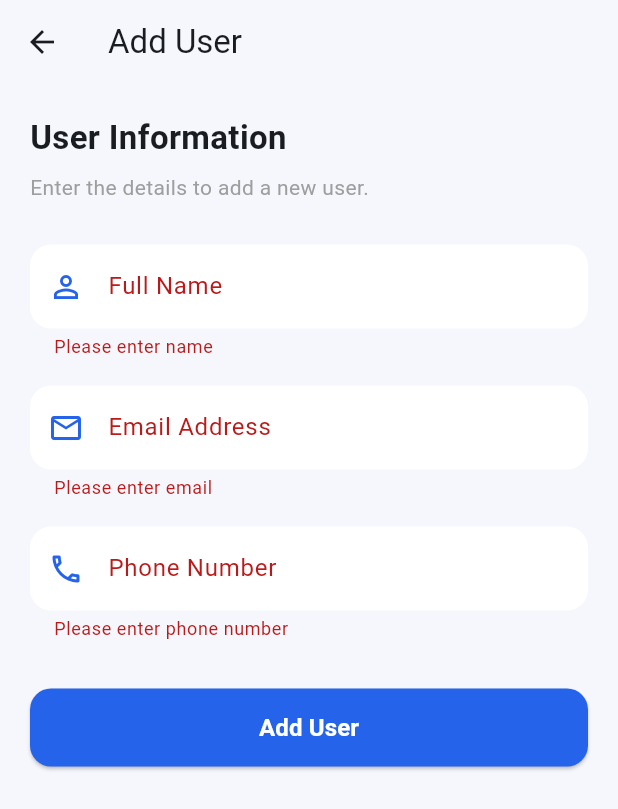
After one commit to sreekumarchilakapathi-ui/user-management-flutter-app, a Flutter app: the AddUserScreen screen opened directly, after a tap on "Add User", on a phone screen of 412 x 824 dp. The commit adds this screen. Shown: the top 809 px of the screen. Run offline on Flutter 3.47's test engine with Material 3 defaults, Android fonts, the phone set to English and light mode, and no system bars; our stand-ins replace dio, flutter_bloc; network calls fail.

Commit message:
added add user

```diff
--- a/lib/features/user_list/bloc/user_list_bloc.dart
+++ b/lib/features/user_list/bloc/user_list_bloc.dart
@@ -10,12 +10,13 @@ class UserListBloc extends Bloc<UserListEvent, UserListState> {
   final UserRepository userRepository;
 
   UserListBloc(this.userRepository) : super(UserListState(status: UserListStatus.data)) {
-    on<FetchUsersEvent>(_fetchUsers);
-    on<SearchUsersEvent>(_searchUsers);
+    on<FetchUsersEvent>(fetchUsers);
+    on<SearchUsersEvent>(searchUsers);
+    on<AddUserEvent>(addUser);
   }
 
 
-  Future<void> _fetchUsers(FetchUsersEvent event, Emitter<UserListState> emit) async {
+  Future<void> fetchUsers(FetchUsersEvent event,emit) async {
     emit(state.copyWith(status: UserListStatus.loading));
     try {
       final List<UserListModel> users =  await userRepository.getUsers();
@@ -37,10 +38,7 @@ class UserListBloc extends Bloc<UserListEvent, UserListState> {
     }
   }
 
-  Future<void> _searchUsers(
-      SearchUsersEvent event,
-      Emitter<UserListState> emit,
-      ) async {
+  Future<void> searchUsers(SearchUsersEvent event, emit) async {
     final query = event.query.toLowerCase().trim();
 
     final filteredUsers = (state.users ?? []).where((user) {
@@ -56,4 +54,24 @@ class UserListBloc extends Bloc<UserListEvent, UserListState> {
       ),
     );
   }
+
+  Future<void> addUser(AddUserEvent event, emit)async{
+    emit(state.copyWith(status: UserListStatus.loading));
+
+    try{
+      final newUser = await userRepository.addUser(event.user);
+      final updatedUsers = [
+        newUser,
+        ...?state.users
+      ];
+      emit(state.copyWith(status: UserListStatus.addSuccess,
+      users: updatedUsers,
+        filteredUsers: updatedUsers
+      ));
+    }
+    catch(e){
+
+      emit(state.copyWith(status: UserListStatus.failure,errorMessage: e.toString()));
+    }
+  }
 }
--- a/lib/features/user_list/bloc/user_list_event.dart
+++ b/lib/features/user_list/bloc/user_list_event.dart
@@ -1,3 +1,5 @@
+
+import 'package:user_management_app/features/user_list/data/models/user_list_model.dart';
 
 abstract class UserListEvent {}
 
@@ -8,3 +10,11 @@ class SearchUsersEvent extends UserListEvent {
 
   SearchUsersEvent({required this.query});
 }
+
+class AddUserEvent extends UserListEvent{
+  final UserListModel user;
+
+  AddUserEvent({
+    required this.user
+});
+}
--- a/lib/features/user_list/bloc/user_list_state.dart
+++ b/lib/features/user_list/bloc/user_list_state.dart
@@ -1,17 +1,20 @@
+
+import 'package:user_management_app/features/user_list/data/models/user_list_model.dart';
 
 enum UserListStatus {
   success,
   failure,
   loading,
   data,
+  addSuccess,
 }
 
 class UserListState {
-  List<dynamic>? users;
-  List<dynamic>? filteredUsers;
-  String? searchQuery;
-  UserListStatus? status;
-  String? errorMessage;
+  final List<UserListModel>? users;
+  final List<UserListModel>? filteredUsers;
+  final String? searchQuery;
+  final UserListStatus? status;
+  final String? errorMessage;
 
   UserListState({
     this.users,
@@ -22,8 +25,8 @@ class UserListState {
   });
 
   UserListState copyWith({
-    List<dynamic>? users,
-    List<dynamic>? filteredUsers,
+    List<UserListModel>? users,
+    List<UserListModel>? filteredUsers,
     String? searchQuery,
     String? errorMessage,
     required UserListStatus? status,
--- a/lib/features/user_list/data/models/user_list_model.dart
+++ b/lib/features/user_list/data/models/user_list_model.dart
@@ -35,4 +35,13 @@ class UserListModel {
         zipcode: address['zipcode']??''
     );
   }
+
+  Map<String, dynamic> toJson() {
+    return {
+      'name': name,
+      'email': email,
+      'phone': phone,
+    };
+  }
+
 }
--- a/lib/features/user_list/data/repository/user_list_repository.dart
+++ b/lib/features/user_list/data/repository/user_list_repository.dart
@@ -11,4 +11,7 @@ class UserRepository {
   Future<List<UserListModel>> getUsers() async {
     return await userApiService.fetchUsers();
   }
+  Future<UserListModel> addUser(UserListModel user) async {
+    return await userApiService.addUser(user);
+  }
 }
--- a/lib/features/user_list/data/services/user_list_services.dart
+++ b/lib/features/user_list/data/services/user_list_services.dart
@@ -1,3 +1,63 @@
+//
+// import 'package:dio/dio.dart';
+// import 'package:user_management_app/features/user_list/data/models/user_list_model.dart';
+//
+// import '../../../../../core/api/api_client.dart';
+//
+// class UserApiService {
+//   final ApiClient apiClient;
+//
+//   UserApiService(this.apiClient);
+//
+//   Future<List<UserListModel>> fetchUsers() async {
+//     try {
+//       final response = await apiClient.dio.get('/users');
+//
+//       if (response.statusCode == 200) {
+//         if (response.data is! List) {
+//           throw Exception('Invalid response format');
+//         }
+//
+//           final List<dynamic> data = response.data;
+//
+//         return data
+//             .map((json) => UserListModel.fromJson(json))
+//             .toList();
+//       } else {
+//         throw Exception('Failed to load users');
+//       }
+//     } on DioException catch (e) {
+//       switch (e.type) {
+//         case DioExceptionType.connectionTimeout:
+//         case DioExceptionType.sendTimeout:
+//         case DioExceptionType.receiveTimeout:
+//           throw Exception('Connection timed out. Please try again.');
+//
+//         case DioExceptionType.connectionError:
+//           throw Exception('No internet connection. Please check your network.');
+//
+//         case DioExceptionType.badResponse:
+//           final statusCode = e.response?.statusCode;
+//
+//           throw Exception(
+//             'Server error: ${statusCode ?? 'Unknown status code'}',
+//           );
+//
+//         case DioExceptionType.cancel:
+//           throw Exception('Request was cancelled.');
+//
+//         default:
+//           throw Exception(
+//             e.message ?? 'Something went wrong. Please try again.',
+//           );
+//       }
+//     } catch (e) {
+//       rethrow;
+//     }
+//   }
+// }
+
+
 
 import 'package:dio/dio.dart';
 import 'package:user_management_app/features/user_list/data/models/user_list_model.dart';
@@ -27,6 +87,28 @@ class UserApiService {
         throw Exception('Failed to load users');
       }
     } on DioException catch (e) {
+      _handleDioException(e);
+    }
+  }
+
+  Future<UserListModel> addUser(UserListModel user) async {
+    try {
+      final response = await apiClient.dio.post(
+        '/users',
+        data: user.toJson(),
+      );
+
+      if (response.statusCode == 201) {
+        return UserListModel.fromJson(response.data);
+      }
+
+      throw Exception('Failed to add user');
+    } on DioException catch (e) {
+      _handleDioException(e);
+    }
+  }
+
+  Never _handleDioException(DioException e) {
     switch (e.type) {
       case DioExceptionType.connectionTimeout:
       case DioExceptionType.sendTimeout:
@@ -38,10 +120,7 @@ class UserApiService {
 
       case DioExceptionType.badResponse:
         final statusCode = e.response?.statusCode;
-
-          throw Exception(
-            'Server error: ${statusCode ?? 'Unknown status code'}',
-          );
+        throw Exception('Server error: ${statusCode ?? 'Unknown status code'}');
 
       case DioExceptionType.cancel:
         throw Exception('Request was cancelled.');
@@ -51,8 +130,5 @@ class UserApiService {
           e.message ?? 'Something went wrong. Please try again.',
         );
     }
-    } catch (e) {
-      rethrow;
   }
 }
-}
--- /dev/null
+++ b/lib/features/user_list/screen/add_user_screen.dart
@@ -0,0 +1,211 @@
+
+import 'package:flutter/material.dart';
+import 'package:flutter/services.dart';
+import 'package:flutter_bloc/flutter_bloc.dart';
+
+import '../bloc/user_list_bloc.dart';
+import '../bloc/user_list_event.dart';
+
+import '../data/models/user_list_model.dart';
+
+class AddUserScreen extends StatefulWidget {
+  const AddUserScreen({super.key});
+
+  @override
+  State<AddUserScreen> createState() => _AddUserScreenState();
+}
+
+class _AddUserScreenState extends State<AddUserScreen> {
+  final _formKey = GlobalKey<FormState>();
+
+  final _nameController = TextEditingController();
+  final _emailController = TextEditingController();
+  final _phoneController = TextEditingController();
+
+  static const Color primaryColor = Color(0xFF2563EB);
+
+  @override
+  void dispose() {
+    _nameController.dispose();
+    _emailController.dispose();
+    _phoneController.dispose();
+    super.dispose();
+  }
+
+  void _addUser() {
+    if (!_formKey.currentState!.validate()) {
+      return;
+    }
+
+    final user = UserListModel(
+      id: 0,
+      name: _nameController.text.trim(),
+      email: _emailController.text.trim(),
+      phone: _phoneController.text.trim(),
+      website: '',
+      street: '',
+      suite: '',
+      city: '',
+      zipcode: '',
+    );
+
+    context.read<UserListBloc>().add(
+      AddUserEvent(user: user),
+    );
+  }
+
+  @override
+  Widget build(BuildContext context) {
+    return Scaffold(
+      backgroundColor: const Color(0xFFF5F7FC),
+      appBar: AppBar(
+        title: const Text('Add User'),
+        backgroundColor: const Color(0xFFF5F7FC),
+      ),
+      body: SingleChildScrollView(
+        padding: const EdgeInsets.all(20),
+        child: Form(
+          key: _formKey,
+          child: Column(
+            crossAxisAlignment: CrossAxisAlignment.start,
+            children: [
+              const Text(
+                'User Information',
+                style: TextStyle(
+                  fontSize: 22,
+                  fontWeight: FontWeight.bold,
+                ),
+              ),
+              const SizedBox(height: 8),
+              const Text(
+                'Enter the details to add a new user.',
+                style: TextStyle(color: Colors.grey),
+              ),
+              const SizedBox(height: 28),
+
+              _buildField(
+                controller: _nameController,
+                label: 'Full Name',
+                icon: Icons.person_outline,
+                validator: (value) {
+                  if (value == null || value.trim().isEmpty) {
+                    return 'Please enter name';
+                  }
+                  return null;
+                },
+              ),
+
+              const SizedBox(height: 18),
+
+              _buildField(
+                controller: _emailController,
+                label: 'Email Address',
+                icon: Icons.email_outlined,
+                keyboardType: TextInputType.emailAddress,
+                validator: (value) {
+                  if (value == null || value.trim().isEmpty) {
+                    return 'Please enter email';
+                  }
+
+                  final emailRegex =
+                  RegExp(r'^[\w.+-]+@[\w-]+\.[\w.-]+$');
+
+                  if (!emailRegex.hasMatch(value.trim())) {
+                    return 'Please enter a valid email';
+                  }
+
+                  return null;
+                },
+              ),
+
+              const SizedBox(height: 18),
+
+              _buildField(
+                controller: _phoneController,
+                label: 'Phone Number',
+                icon: Icons.phone_outlined,
+                keyboardType: TextInputType.number,
+                inputFormatters: [
+                  FilteringTextInputFormatter.digitsOnly,
+                  LengthLimitingTextInputFormatter(10),
+                ],
+                validator: (value) {
+                  if (value == null || value.trim().isEmpty) {
+                    return 'Please enter phone number';
+                  }
+
+                  if (value.length != 10) {
+                    return 'Phone number must contain exactly 10 digits';
+                  }
+
+                  return null;
+                },
+              ),
+
+              const SizedBox(height: 32),
+
+              SizedBox(
+                width: double.infinity,
+                height: 52,
+                child: ElevatedButton(
+                  onPressed: _addUser,
+                  style: ElevatedButton.styleFrom(
+                    backgroundColor: primaryColor,
+                    foregroundColor: Colors.white,
+                    shape: RoundedRectangleBorder(
+                      borderRadius: BorderRadius.circular(14),
+                    ),
+                  ),
+                  child: const Text(
+                    'Add User',
+                    style: TextStyle(
+                      fontSize: 16,
+                      fontWeight: FontWeight.bold,
+                    ),
+                  ),
+                ),
+              ),
+            ],
+          ),
+        ),
+      ),
+    );
+  }
+
+  Widget _buildField({
+    required TextEditingController controller,
+    required String label,
+    required IconData icon,
+    required String? Function(String?) validator,
+    TextInputType keyboardType = TextInputType.text,
+    List<TextInputFormatter>? inputFormatters,
+  }) {
+    return TextFormField(
+      controller: controller,
+      keyboardType: keyboardType,
+      inputFormatters: inputFormatters,
+      validator: validator,
+      decoration: InputDecoration(
+        labelText: label,
+        prefixIcon: Icon(icon, color: primaryColor),
+        filled: true,
+        fillColor: Colors.white,
+        border: OutlineInputBorder(
+          borderRadius: BorderRadius.circular(14),
+          borderSide: BorderSide.none,
+        ),
+        enabledBorder: OutlineInputBorder(
+          borderRadius: BorderRadius.circular(14),
+          borderSide: const BorderSide(color: Color(0xFFE5E7EB)),
+        ),
+        focusedBorder: OutlineInputBorder(
+          borderRadius: BorderRadius.circular(14),
+          borderSide: const BorderSide(
+            color: primaryColor,
+            width: 1.5,
+          ),
+        ),
+      ),
+    );
+  }
+}
--- a/lib/features/user_list/screen/user_list_screen.dart
+++ b/lib/features/user_list/screen/user_list_screen.dart
@@ -1,151 +1,3 @@
-// import 'package:flutter/material.dart';
-// import 'package:flutter_bloc/flutter_bloc.dart';
-// import 'package:user_management_app/features/user_list/screen/user_details_screen.dart';
-//
-// import '../../../core/api/api_client.dart';
-// import '../bloc/user_list_bloc.dart';
-// import '../bloc/user_list_event.dart';
-// import '../bloc/user_list_state.dart';
-// import '../data/repository/user_list_repository.dart';
-// import '../data/services/user_list_services.dart';
-//
-// class UserListWidget extends StatelessWidget {
-//   const UserListWidget({super.key});
-//
-//   @override
-//   Widget build(BuildContext context) {
-//     return BlocProvider<UserListBloc>(
-//       create: (context) =>
-//           UserListBloc(UserRepository(UserApiService(ApiClient())))
-//             ..add(FetchUsersEvent()),
-//       child: const UserListPage(),
-//     );
-//   }
-// }
-//
-// class UserListPage extends StatefulWidget {
-//   const UserListPage({super.key});
-//
-//   @override
-//   State<UserListPage> createState() => _State();
-// }
-//
-// class _State extends State<UserListPage> {
-//   final searchController = TextEditingController();
-//
-//   @override
-//   void dispose() {
-//     searchController.dispose();
-//     super.dispose();
-//   }
-//
-//   @override
-//   Widget build(BuildContext context) {
-//     return BlocConsumer<UserListBloc, UserListState>(
-//       listener: (context, state) {
-//         if (state.status == UserListStatus.failure) {
-//           ScaffoldMessenger.of(context).showSnackBar(
-//             SnackBar(
-//               content: Text(state.errorMessage ?? 'Something went wrong'),
-//             ),
-//           );
-//         }
-//       },
-//       builder: (context, state) {
-//         return Scaffold(
-//           appBar: AppBar(
-//             title: const Text(
-//               'User Management',
-//               style: TextStyle(fontWeight: FontWeight.bold),
-//             ),
-//             centerTitle: true,
-//           ),
-//           body: Padding(
-//             padding: const EdgeInsets.all(16),
-//             child: Column(
-//               children: [
-//                 TextField(
-//                   controller: searchController,
-//                   onChanged: (value) {
-//                     context.read<UserListBloc>().add(
-//                       SearchUsersEvent(query: value),
-//                     );
-//                   },
-//                   decoration: InputDecoration(
-//                     hintText: 'Search users',
-//                     prefixIcon: const Icon(Icons.search),
-//                     border: OutlineInputBorder(
-//                       borderRadius: BorderRadius.circular(15),
-//                     ),
-//                   ),
-//                 ),
-//
-//                 const SizedBox(height: 20),
-//
-//                 Expanded(
-//                   child: state.status == UserListStatus.loading
-//                       ? const Center(child: CircularProgressIndicator())
-//                       : state.status == UserListStatus.failure
-//                       ? Center(
-//                           child: ElevatedButton(
-//                             onPressed: () {
-//                               context.read<UserListBloc>().add(
-//                                 FetchUsersEvent(),
-//                               );
-//                             },
-//                             child: const Text('Retry'),
-//                           ),
-//                         )
-//                       : state.status == UserListStatus.success
-//                       ? (state.filteredUsers ?? []).isEmpty
-//                             ? const Center(child: Text('No users found'))
-//                             : ListView.builder(
-//                                 itemCount: state.filteredUsers!.length,
-//                                 itemBuilder: (context, index) {
-//                                   final user = state.filteredUsers![index];
-//
-//                                   return InkWell(
-//                                     onTap: () {
-//                                       Navigator.push(
-//                                         context,
-//                                         MaterialPageRoute(
-//                                           builder: (context) =>
-//                                               UserDetailsScreen( user: user),
-//                                         ),
-//                                       );
-//                                     },
-//                                     child: Card(
-//                                        margin: const EdgeInsets.only(bottom: 12),
-//                                       child: ListTile(
-//                                         leading: CircleAvatar(
-//                                           child: Text(
-//                                             user.name.isNotEmpty
-//                                                 ? user.name[0].toUpperCase()
-//                                                 : '?',
-//                                           ),
-//                                         ),
-//                                         title: Text(user.name),
-//                                         subtitle: Text(user.email),
-//                                         trailing: const Icon(
-//                                           Icons.arrow_forward_ios,
-//                                           size: 16,
-//                                         ),
-//                                       ),
-//                                     ),
-//                                   );
-//                                 },
-//                               )
-//                       : const Center(child: Text('Fetching users...')),
-//                 ),
-//               ],
-//             ),
-//           ),
-//         );
-//       },
-//     );
-//   }
-// }
-
 import 'package:flutter/material.dart';
 import 'package:flutter/services.dart';
 import 'package:flutter_bloc/flutter_bloc.dart';
@@ -156,6 +8,7 @@ import '../bloc/user_list_event.dart';
 import '../bloc/user_list_state.dart';
 import '../data/repository/user_list_repository.dart';
 import '../data/services/user_list_services.dart';
+import 'add_user_screen.dart';
 import 'user_details_screen.dart';
 
 class UserListWidget extends StatelessWidget {
@@ -164,9 +17,7 @@ class UserListWidget extends StatelessWidget {
   @override
   Widget build(BuildContext context) {
     return BlocProvider<UserListBloc>(
-      create: (context) =>
-          UserListBloc(UserRepository(UserApiService(ApiClient())))
-            ..add(FetchUsersEvent()),
+      create: (context) => UserListBloc(UserRepository(UserApiService(ApiClient())))..add(FetchUsersEvent()),
       child: const UserListPage(),
     );
   }
@@ -226,6 +77,14 @@ class _State extends State<UserListPage> {
       }),
       child: BlocConsumer<UserListBloc, UserListState>(
         listener: (context, state) {
+          if (state.status == UserListStatus.addSuccess) {
+            ScaffoldMessenger.of(context).showSnackBar(
+              const SnackBar(
+                content: Text('User added successfully'),
+                backgroundColor: Colors.green,
+              ),
+            );
+          }
           if (state.status == UserListStatus.failure) {
             showDialog(
               context: context,
@@ -275,6 +134,26 @@ class _State extends State<UserListPage> {
                   ),
                 ],
               ),
+              actions: [
+                IconButton(
+                  onPressed: () {
+                    final userListBloc = context.read<UserListBloc>();
+                    Navigator.push(
+                      context,
+                      MaterialPageRoute(
+                        builder: (context) => BlocProvider.value(
+                            value: userListBloc,
+                            child: const AddUserScreen()),
+                      ),
+                    );
+                  },
+                  icon: const Icon(
+                    Icons.person_add_alt_1,
+                    color: primaryColor,
+                  ),
+                  tooltip: 'Add User',
+                ),
+              ],
             ),
             body: Padding(
               padding: const EdgeInsets.all(16),
@@ -331,7 +210,7 @@ class _State extends State<UserListPage> {
                               child: const Text('Retry'),
                             ),
                           )
-                        : state.status == UserListStatus.success
+                        : (state.status == UserListStatus.success || state.status == UserListStatus.addSuccess)
                         ? (state.filteredUsers ?? []).isEmpty
                               ? const Center(
                                   child: Text(
```
Lines whose indentation alone changed are shown as unchanged.
